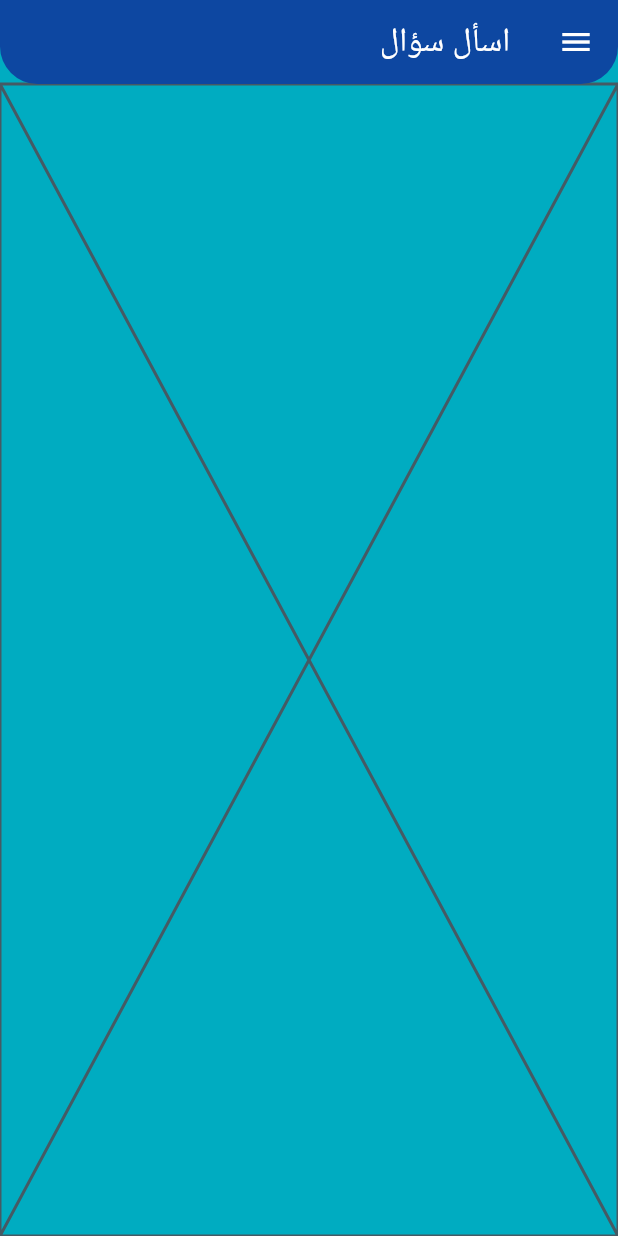
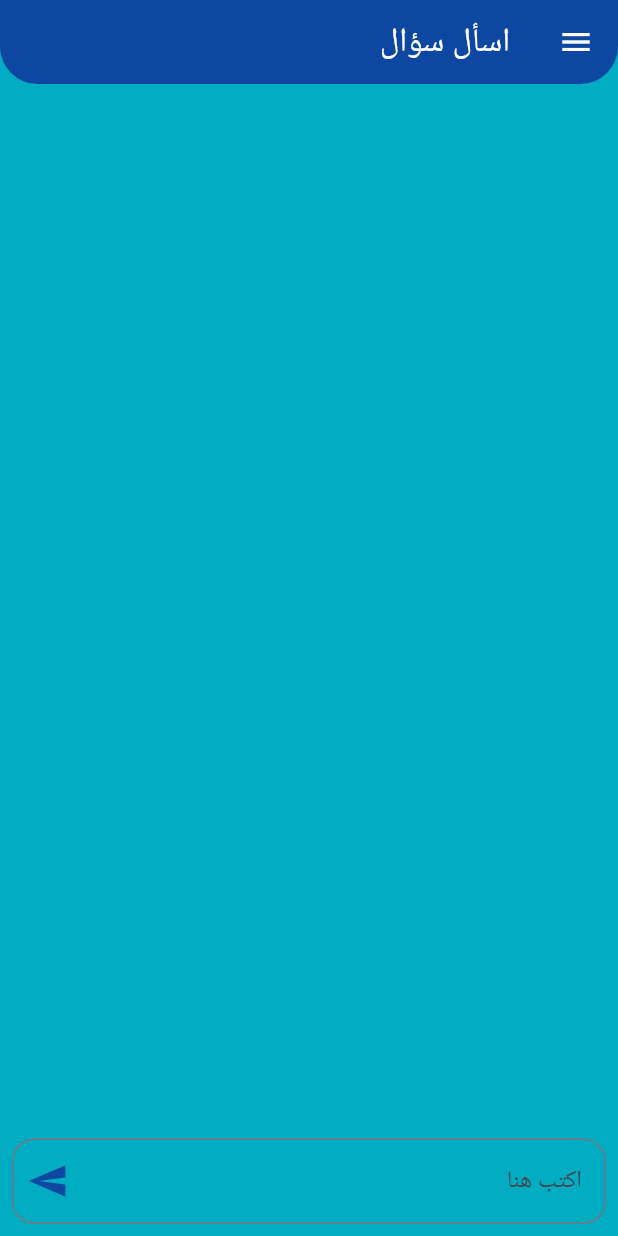
Before and after one commit to MuhammedHelal/arabic_iti, a Flutter app: the AskQuestionsView screen opened directly, on a phone screen of 412 x 824 dp. Run offline on Flutter 3.47's test engine with Material 3 defaults, Android fonts, the phone set to English and light mode, and no system bars; our stand-ins replace flutter_bloc, gap.

Commit message:
Add Ask Questions Feature with Cubit State Management
Introduce a new feature for asking questions, including the implementation of a Cubit for state management. This commit includes the creation of the `AskQuestionsCubit` and `AskQuestionsState` classes, which handle the state and logic for the ask questions functionality. Additionally, the `AskQuestionsView` and `AskQuestionsViewBody` widgets have been updated to integrate with the Cubit, providing a user interface for submitting questions and displaying them. The UI includes a text input field with a send button, styled with appropriate colors and layout for a seamless user experience.

```diff
--- /dev/null
+++ b/lib/features/ask_questions/manager/ask_questions_cubit/ask_questions_cubit.dart
@@ -0,0 +1,10 @@
+import 'package:arabic_iti/features/ask_questions/manager/ask_questions_cubit/ask_questions_state.dart';
+import 'package:flutter/material.dart';
+import 'package:flutter_bloc/flutter_bloc.dart';
+
+class AskQuestionsCubit extends Cubit<AskQuestionsState> {
+  AskQuestionsCubit() : super(AskQuestionsInitial());
+  TextEditingController textEditingController = TextEditingController();
+
+  sendQuestion() {}
+}
--- /dev/null
+++ b/lib/features/ask_questions/manager/ask_questions_cubit/ask_questions_state.dart
@@ -0,0 +1,3 @@
+abstract class AskQuestionsState {}
+
+final class AskQuestionsInitial extends AskQuestionsState {}
--- a/lib/features/ask_questions/presentation/views/ask_questions_view.dart
+++ b/lib/features/ask_questions/presentation/views/ask_questions_view.dart
@@ -1,6 +1,8 @@
 import 'package:arabic_iti/core/widgets/app_drawer.dart';
+import 'package:arabic_iti/features/ask_questions/manager/ask_questions_cubit/ask_questions_cubit.dart';
 import 'package:arabic_iti/features/ask_questions/presentation/widgets/ask_questions_view_body.dart';
 import 'package:flutter/material.dart';
+import 'package:flutter_bloc/flutter_bloc.dart';
 
 class AskQuestionsView extends StatelessWidget {
   const AskQuestionsView({super.key});
@@ -10,7 +12,10 @@ class AskQuestionsView extends StatelessWidget {
     return Scaffold(
       drawer: const AppDrawer(),
       appBar: AppBar(title: const Text('اسأل سؤال')),
-      body: const AskQuestionsViewBody(),
+      body: BlocProvider(
+        create: (context) => AskQuestionsCubit(),
+        child: const AskQuestionsViewBody(),
+      ),
     );
   }
 }
--- a/lib/features/ask_questions/presentation/widgets/ask_questions_view_body.dart
+++ b/lib/features/ask_questions/presentation/widgets/ask_questions_view_body.dart
@@ -1,10 +1,58 @@
+import 'package:arabic_iti/core/utils/colors.dart';
+import 'package:arabic_iti/features/ask_questions/manager/ask_questions_cubit/ask_questions_cubit.dart';
+import 'package:arabic_iti/features/ask_questions/manager/ask_questions_cubit/ask_questions_state.dart';
 import 'package:flutter/material.dart';
+import 'package:flutter/widgets.dart';
+import 'package:flutter_bloc/flutter_bloc.dart';
+import 'package:gap/gap.dart';
 
 class AskQuestionsViewBody extends StatelessWidget {
   const AskQuestionsViewBody({super.key});
 
   @override
   Widget build(BuildContext context) {
-    return const Placeholder();
+    final cubit = BlocProvider.of<AskQuestionsCubit>(context);
+    return BlocBuilder<AskQuestionsCubit, AskQuestionsState>(
+      builder: (context, state) {
+        return Column(
+          children: [
+            Expanded(
+              child: ListView.builder(
+                itemCount: 10,
+                itemBuilder: (context, index) {
+                  return const Text('');
+                },
+              ),
+            ),
+            const Gap(5),
+            Padding(
+              padding: const EdgeInsets.all(8.0),
+              child: TextFormField(
+                controller: cubit.textEditingController,
+                autocorrect: false,
+                keyboardType: TextInputType.text,
+                maxLines: null,
+                decoration: InputDecoration(
+                  hintText: 'اكتب هنا',
+                  border: const OutlineInputBorder(
+                    borderRadius: BorderRadius.all(
+                      Radius.circular(15.0),
+                    ),
+                  ),
+                  suffixIcon: IconButton(
+                    onPressed: cubit.sendQuestion,
+                    icon: const Icon(
+                      Icons.send,
+                      color: AppColors.primaryColor,
+                      size: 28,
+                    ),
+                  ),
+                ),
+              ),
+            )
+          ],
+        );
+      },
+    );
   }
 }
```
